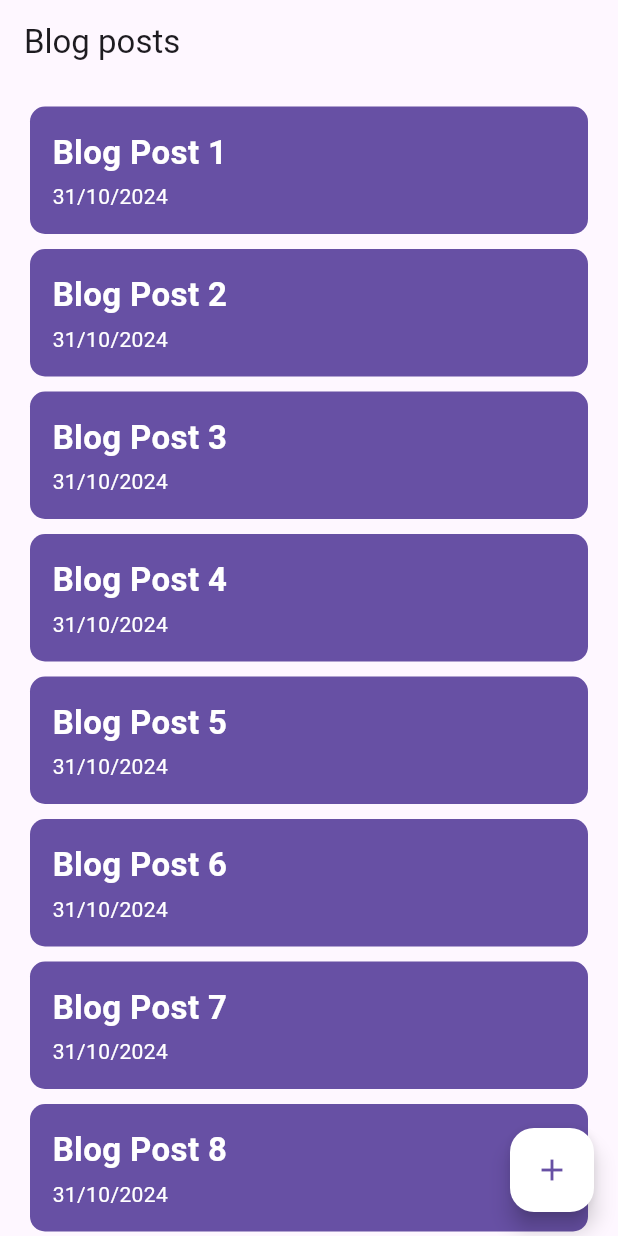
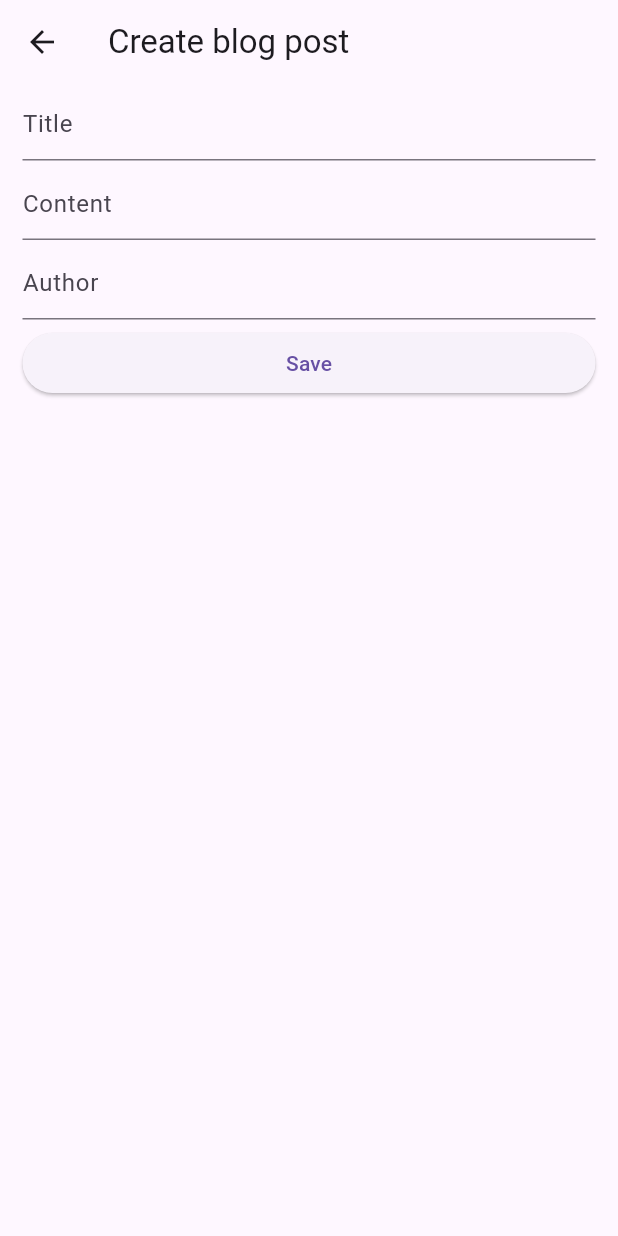
Before and after one commit to MashRafi-313/blog-app, a Flutter app: the screen it shows after launch, after a tap on the "add" icon, on a phone screen of 412 x 824 dp. Run offline on Flutter 3.47's test engine with Material 3 defaults, Android fonts, the phone set to English and light mode, and no system bars; our stand-ins replace get_it.

Commit message:
post modify added

```diff
--- a/lib/blog_post_list.dart
+++ b/lib/blog_post_list.dart
@@ -3,6 +3,8 @@ import 'package:blog_app/blog_post_view_model.dart';
 import 'package:flutter/cupertino.dart';
 import 'package:flutter/material.dart';
 import 'package:get_it/get_it.dart';
+
+import 'blog_post_modify.dart';
 
 class BlogPostList extends StatelessWidget {
   BlogPostViewModel get _vm => GetIt.I<BlogPostViewModel>();
@@ -13,7 +15,6 @@ class BlogPostList extends StatelessWidget {
     return '${date.day}/${date.month}/${date.year}';
   }
 
-
   @override
   Widget build(BuildContext context) {
     return Scaffold(
@@ -23,14 +24,16 @@ class BlogPostList extends StatelessWidget {
       ),
       floatingActionButton: FloatingActionButton(
         backgroundColor: Colors.white,
-        foregroundColor: Theme.of(context).primaryColor,
+        foregroundColor: Theme
+            .of(context)
+            .primaryColor,
         //elevation: 30,
         child: const Icon(Icons.add),
         onPressed: () {
-          // Navigator.of(context).push(MaterialPageRoute(builder: (_) {
-          //   BlogPostModify();
-          // })
-          // );
+          Navigator.of(context).push(MaterialPageRoute(builder: (_) =>
+            BlogPostModify()
+          ),
+          );
         },
       ),
       body: Padding(
@@ -38,7 +41,7 @@ class BlogPostList extends StatelessWidget {
         child: StreamBuilder<List<BlogPost>>(
             stream: _vm.outBlogPostList,
             builder: (context, snapshot) {
-            if(!snapshot.hasData){
+              if (!snapshot.hasData) {
                 return const Center(child: CircularProgressIndicator());
               }
               final blogPosts = snapshot.data;
@@ -48,16 +51,21 @@ class BlogPostList extends StatelessWidget {
                   final blogPost = blogPosts[index];
 
                   return Padding(
-                  padding: EdgeInsets.only(left: 20, right: 20, top: 5, bottom: 5),
+                    padding:
+                    const EdgeInsets.only(
+                        left: 20, right: 20, top: 5, bottom: 5),
                     child: InkWell(
                       onTap: () {
-                      // Navigator.of(context).push(
-                      //     MaterialPageRoute(builder: (_) => BlogPostModify()));
+                        Navigator.of(context).push(
+                            MaterialPageRoute(
+                                builder: (_) => BlogPostModify(blogPost:blogPost,)));
                       },
                       child: Container(
                         padding: const EdgeInsets.all(15),
                         decoration: BoxDecoration(
-                        color: Theme.of(context).primaryColor,
+                          color: Theme
+                              .of(context)
+                              .primaryColor,
                           borderRadius: BorderRadius.circular(10),
                         ),
                         child: Column(
@@ -86,8 +94,7 @@ class BlogPostList extends StatelessWidget {
                   );
                 },
               );
-          }
-        ),
+            }),
       ),
     );
   }
--- /dev/null
+++ b/lib/blog_post_modify.dart
@@ -0,0 +1,81 @@
+import 'dart:math';
+
+import 'package:flutter/cupertino.dart';
+import 'package:flutter/material.dart';
+import 'blog_post.dart';
+
+class BlogPostModify extends StatelessWidget {
+  final BlogPost? blogPost;
+
+  bool get isEditing => blogPost != null;
+
+  BlogPostModify({this.blogPost = null}){
+    if(isEditing){
+      titleController.text = blogPost!.title;
+      contentController.text = blogPost!.content;
+      authorController.text = blogPost!.author;
+    }
+  }
+
+  final TextEditingController titleController = TextEditingController();
+  final TextEditingController contentController = TextEditingController();
+  final TextEditingController authorController = TextEditingController();
+
+
+  @override
+  Widget build(BuildContext context) {
+    return Scaffold(
+      appBar: AppBar(
+        title: Text(isEditing ? "Edit blog post" : "Create blog post"),
+        elevation: 0.0,
+        actions: [
+          isEditing ? IconButton(
+              onPressed: () {
+                Navigator.of(context).pop();
+              },
+              icon: const Icon(Icons.delete)) : Container(),
+        ],
+      ),
+      body: Padding(
+        padding: const EdgeInsets.only(left: 15, right: 15, top: 3, bottom: 3),
+        child: Column(
+          mainAxisAlignment: MainAxisAlignment.start,
+          children: [
+            TextField(
+              controller: titleController,
+              decoration: const InputDecoration(
+                  hintText: "Title"
+              ),
+            ),
+            const SizedBox(height: 5,), TextField(
+              controller: contentController,
+              decoration: const InputDecoration(
+                  hintText: "Content"
+              ),
+            ),
+            const SizedBox(height: 5,), TextField(
+              controller: authorController,
+              decoration: const InputDecoration(
+                  hintText: "Author"
+              ),
+            ),
+            const SizedBox(height: 5,),
+            SizedBox(
+              width: double.infinity,
+              child: ElevatedButton(onPressed: () {
+                final blogPost = BlogPost(
+                  id: isEditing ? this.blogPost!.id : Random().nextInt(100000),
+                  title: titleController.text,
+                  content: contentController.text,
+                  author: authorController.text,
+                  publishDate: DateTime.now(),
+                );
+              }, child: Text("Save"),
+              ),
+            )
+          ],
+        ),
+      ),
+    );
+  }
+}
```
Lines whose indentation alone changed are shown as unchanged.
